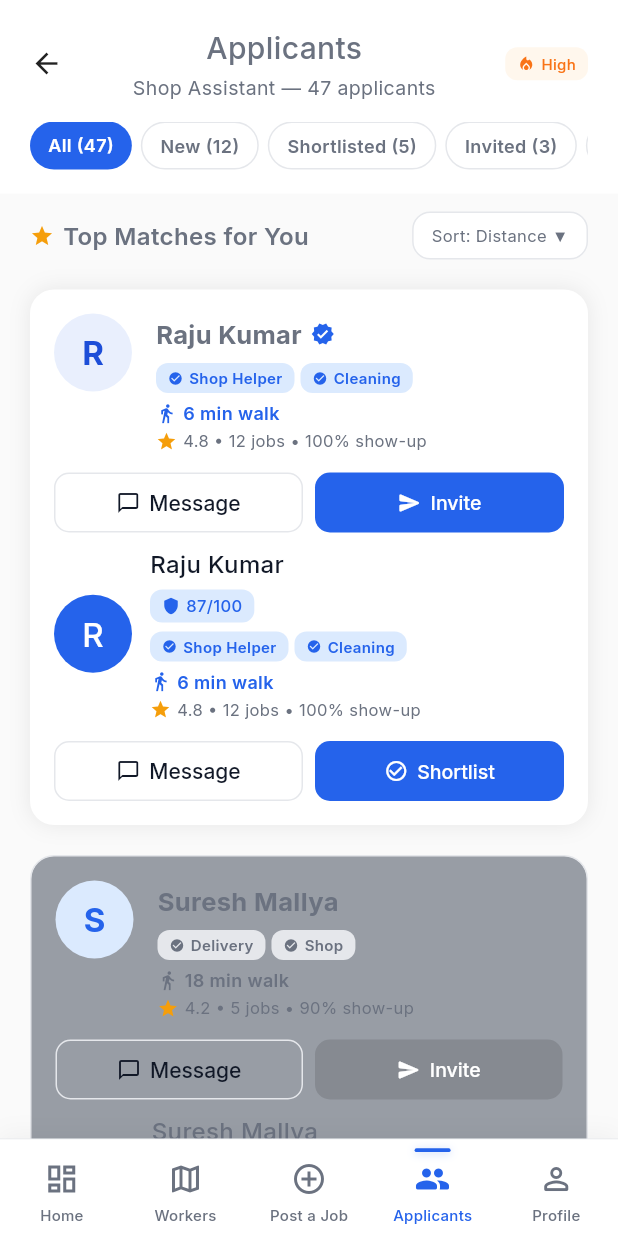
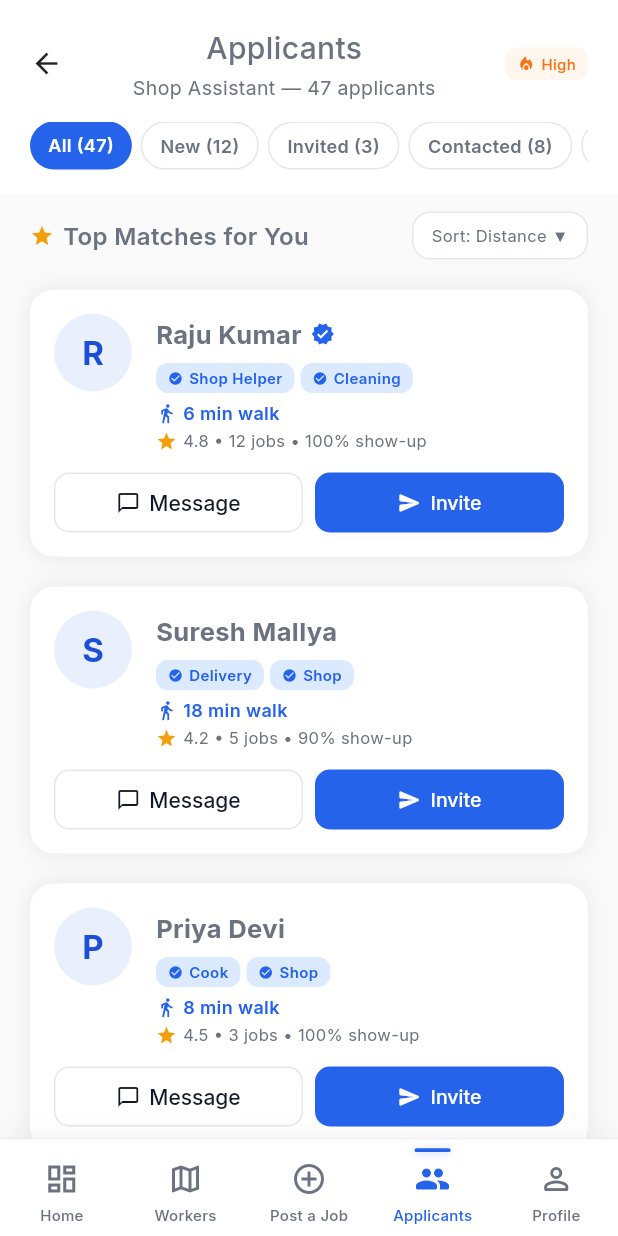
Before and after one commit to SyedMsidsm/Xypheria-Membrane-EmployeMe, a Flutter app: the ViewApplicants screen opened by its route, on a phone screen of 412 x 824 dp. Run offline on Flutter 3.47's test engine with Material 3 defaults, Android fonts, the phone set to English and light mode, and no system bars; our stand-ins replace flutter_map, geolocator, google_fonts, image_picker, latlong2, percent_indicator and 1 more; accounts and stored records are empty.

Commit message:
Cleanup ViewApplicants: Remove Shortlist button and consolidate UI

```diff
--- a/employme_flutter/lib/providers/app_state.dart
+++ b/employme_flutter/lib/providers/app_state.dart
@@ -390,22 +390,6 @@ class AppState extends ChangeNotifier {
     }
   }
 
-  void shortlistApplicant(String applicantName) {
-    // 1. Find applicant and set status
-    final index = _applicants.indexWhere((a) => a['name'] == applicantName);
-    if (index != -1) {
-      _applicants[index] = {
-        ..._applicants[index],
-        'status': 'Shortlisted',
-      };
-    }
-
-    // 2. Automate a chat message
-    final chatId = getChatId(applicantName);
-    sendMessage(chatId, "Congratulations! You have been shortlisted for the Shop Assistant role. I will contact you soon.");
-
-    notifyListeners();
-  }
 
   // ── Localization ──
   String tr(String key, {Map<String, dynamic>? args}) {
--- a/employme_flutter/lib/screens/employer/view_applicants.dart
+++ b/employme_flutter/lib/screens/employer/view_applicants.dart
@@ -32,7 +32,7 @@ class _ViewApplicantsState extends State<ViewApplicants> {
     Row(children: [GestureDetector(onTap: () => Navigator.pop(context), child: const Icon(Icons.arrow_back, size: 22)), const Expanded(child: Column(children: [Text('Applicants', style: TextStyle(fontSize: 20, fontWeight: FontWeight.w500)), Text('Shop Assistant — 47 applicants', style: TextStyle(fontSize: 13, color: AppColors.textSecondary))])),
       Container(padding: const EdgeInsets.symmetric(horizontal: 8, vertical: 3), decoration: BoxDecoration(color: const Color(0xFFFFF7ED), borderRadius: BorderRadius.circular(8)), child: Row(mainAxisSize: MainAxisSize.min, children: [const Icon(Icons.local_fire_department, size: 12, color: Color(0xFFF97316)), const SizedBox(width: 4), const Text('High', style: TextStyle(fontSize: 10, fontWeight: FontWeight.w500, color: Color(0xFFF97316)))]))]),
     const SizedBox(height: 12),
-    SizedBox(height: 32, child: ListView(scrollDirection: Axis.horizontal, children: ['All (47)', 'New (12)', 'Shortlisted (5)', 'Invited (3)', 'Contacted (8)', 'Hired (2)'].map((t) {
+    SizedBox(height: 32, child: ListView(scrollDirection: Axis.horizontal, children: ['All (47)', 'New (12)', 'Invited (3)', 'Contacted (8)', 'Hired (2)'].map((t) {
       final id = t.split(' ')[0]; final active = _tab == id;
       return Padding(padding: const EdgeInsets.only(right: 6), child: GestureDetector(onTap: () => setState(() => _tab = id),
         child: Container(padding: const EdgeInsets.symmetric(horizontal: 12, vertical: 6), decoration: BoxDecoration(color: active ? AppColors.primary : AppColors.card, borderRadius: BorderRadius.circular(20), border: active ? null : Border.all(color: AppColors.border)),
@@ -47,31 +47,27 @@ class _ViewApplicantsState extends State<ViewApplicants> {
   ]));
 
   Widget _applicantCard(BuildContext context, AppState state, Map<String, dynamic> a) {
-    final bool isBest = a['bestMatch'] as bool;
-    final bool isShortlisted = a['status'] == 'Shortlisted';
     final bool isInvited = a['status'] == 'Invited';
 
     return Container(
       margin: const EdgeInsets.fromLTRB(20, 20, 20, 0),
       decoration: BoxDecoration(
-        color: (isShortlisted || isInvited) ? AppColors.navyLighter.withOpacity(0.5) : AppColors.card,
+        color: isInvited ? AppColors.navyLighter.withOpacity(0.5) : AppColors.card,
         borderRadius: BorderRadius.circular(16),
-        boxShadow: (isShortlisted || isInvited) ? null : [BoxShadow(color: Colors.black.withOpacity(0.08), blurRadius: 12)],
-        border: (isShortlisted || isInvited) ? Border.all(color: AppColors.border) : null,
+        boxShadow: isInvited ? null : [BoxShadow(color: Colors.black.withOpacity(0.08), blurRadius: 12)],
+        border: isInvited ? Border.all(color: AppColors.border) : null,
       ),
-      child: Stack(
-        children: [
-          Padding(
+      child: Padding(
         padding: const EdgeInsets.all(16),
         child: Column(crossAxisAlignment: CrossAxisAlignment.start, children: [
           Row(crossAxisAlignment: CrossAxisAlignment.start, children: [
-                Container(width: 52, height: 52, decoration: BoxDecoration(color: isShortlisted ? AppColors.primaryLight : AppColors.primary.withOpacity(0.1), shape: BoxShape.circle), alignment: Alignment.center, child: Text(a['initial'], style: TextStyle(fontSize: 22, fontWeight: FontWeight.w700, color: isShortlisted ? AppColors.primary : AppColors.primaryDark))),
+            Container(width: 52, height: 52, decoration: BoxDecoration(color: isInvited ? AppColors.primaryLight : AppColors.primary.withOpacity(0.1), shape: BoxShape.circle), alignment: Alignment.center, child: Text(a['initial'], style: TextStyle(fontSize: 22, fontWeight: FontWeight.w700, color: isInvited ? AppColors.primary : AppColors.primaryDark))),
             const SizedBox(width: 16),
             Expanded(child: Column(crossAxisAlignment: CrossAxisAlignment.start, children: [
               Row(children: [Text(a['name'], style: const TextStyle(fontSize: 17, fontWeight: FontWeight.w700)), if (a['trustScore'] > 80) const Padding(padding: EdgeInsets.only(left: 6), child: Icon(Icons.verified, size: 16, color: AppColors.primary))]),
-                  const SizedBox(height: 6), Wrap(spacing: 4, children: (a['skills'] as List<String>).map((s) => Container(padding: const EdgeInsets.symmetric(horizontal: 8, vertical: 2), decoration: BoxDecoration(color: (isShortlisted || isInvited) ? AppColors.border : AppColors.primaryLight, borderRadius: BorderRadius.circular(8)),
-                    child: Row(mainAxisSize: MainAxisSize.min, children: [Icon(Icons.check_circle, size: 10, color: (isShortlisted || isInvited) ? AppColors.caption : AppColors.primary), const SizedBox(width: 4), Text(s, style: TextStyle(fontSize: 10, fontWeight: FontWeight.w600, color: (isShortlisted || isInvited) ? AppColors.caption : AppColors.primary))]))).toList()),
-                  const SizedBox(height: 4), Row(children: [Icon(Icons.directions_walk, size: 14, color: (isShortlisted || isInvited) ? AppColors.caption : AppColors.primary), const SizedBox(width: 4), Text('${a['distance']}', style: TextStyle(fontSize: 12, color: (isShortlisted || isInvited) ? AppColors.caption : AppColors.primary, fontWeight: FontWeight.w600))]),
+              const SizedBox(height: 6), Wrap(spacing: 4, children: (a['skills'] as List<String>).map((s) => Container(padding: const EdgeInsets.symmetric(horizontal: 8, vertical: 2), decoration: BoxDecoration(color: isInvited ? AppColors.border : AppColors.primaryLight, borderRadius: BorderRadius.circular(8)),
+                child: Row(mainAxisSize: MainAxisSize.min, children: [Icon(Icons.check_circle, size: 10, color: isInvited ? AppColors.caption : AppColors.primary), const SizedBox(width: 4), Text(s, style: TextStyle(fontSize: 10, fontWeight: FontWeight.w600, color: isInvited ? AppColors.caption : AppColors.primary))]))).toList()),
+              const SizedBox(height: 4), Row(children: [Icon(Icons.directions_walk, size: 14, color: isInvited ? AppColors.caption : AppColors.primary), const SizedBox(width: 4), Text('${a['distance']}', style: TextStyle(fontSize: 12, color: isInvited ? AppColors.caption : AppColors.primary, fontWeight: FontWeight.w600))]),
               Row(children: [
                 const Icon(Icons.star, size: 14, color: Color(0xFFF59E0B)),
                 const SizedBox(width: 4),
@@ -86,52 +82,17 @@ class _ViewApplicantsState extends State<ViewApplicants> {
               style: OutlinedButton.styleFrom(shape: RoundedRectangleBorder(borderRadius: BorderRadius.circular(10))), child: Row(mainAxisAlignment: MainAxisAlignment.center, children: const [Icon(Icons.chat_bubble_outline, size: 16), SizedBox(width: 6), Text('Message')])))),
             const SizedBox(width: 8),
             Expanded(flex: 3, child: SizedBox(height: 40, child: ElevatedButton(
-                  onPressed: (isShortlisted || isInvited) ? null : () => state.inviteApplicant(a['name']),
-                  style: ElevatedButton.styleFrom(backgroundColor: (isShortlisted || isInvited) ? AppColors.border : AppColors.primary, shape: RoundedRectangleBorder(borderRadius: BorderRadius.circular(10))),
+              onPressed: isInvited ? null : () => state.inviteApplicant(a['name']),
+              style: ElevatedButton.styleFrom(backgroundColor: isInvited ? AppColors.border : AppColors.primary, shape: RoundedRectangleBorder(borderRadius: BorderRadius.circular(10))),
               child: Row(mainAxisAlignment: MainAxisAlignment.center, children: [
                 Icon(isInvited ? Icons.mail : Icons.send_rounded, size: 16, color: Colors.white),
                 const SizedBox(width: 6),
                 Flexible(child: Text(isInvited ? 'Invited' : 'Invite', style: const TextStyle(color: Colors.white, fontSize: 13), overflow: TextOverflow.ellipsis))
               ])))),
           ]),
-              const SizedBox(height: 8),
-              Row(children: [
-                Container(width: 52, height: 52, decoration: BoxDecoration(shape: BoxShape.circle, color: isShortlisted ? AppColors.caption : (a['bestMatch'] as bool ? AppColors.primary : AppColors.info)),
-                  alignment: Alignment.center, child: Text(a['initial'] as String, style: const TextStyle(fontSize: 22, fontWeight: FontWeight.w500, color: Colors.white))),
-                const SizedBox(width: 12),
-                Expanded(child: Column(crossAxisAlignment: CrossAxisAlignment.start, children: [
-                  Text(a['name'] as String, style: TextStyle(fontSize: 16, fontWeight: FontWeight.w500, color: isShortlisted ? AppColors.textSecondary : AppColors.text)),
-                  const SizedBox(height: 4), Container(padding: const EdgeInsets.symmetric(horizontal: 8, vertical: 2), decoration: BoxDecoration(color: isShortlisted ? AppColors.border : AppColors.primaryLight, borderRadius: BorderRadius.circular(8)),
-                    child: Row(mainAxisSize: MainAxisSize.min, children: [Icon(Icons.shield, size: 12, color: isShortlisted ? AppColors.caption : AppColors.primary), const SizedBox(width: 4), Text('${a['trustScore']}/100', style: TextStyle(fontSize: 11, fontWeight: FontWeight.w500, color: isShortlisted ? AppColors.caption : AppColors.primary))])),
-                  const SizedBox(height: 6), Wrap(spacing: 4, children: (a['skills'] as List<String>).map((s) => Container(padding: const EdgeInsets.symmetric(horizontal: 8, vertical: 2), decoration: BoxDecoration(color: isShortlisted ? AppColors.border : AppColors.primaryLight, borderRadius: BorderRadius.circular(8)),
-                    child: Row(mainAxisSize: MainAxisSize.min, children: [Icon(Icons.check_circle, size: 10, color: isShortlisted ? AppColors.caption : AppColors.primary), const SizedBox(width: 4), Text(s, style: TextStyle(fontSize: 10, fontWeight: FontWeight.w600, color: isShortlisted ? AppColors.caption : AppColors.primary))]))).toList()),
-                  const SizedBox(height: 4), Row(children: [Icon(Icons.directions_walk, size: 14, color: isShortlisted ? AppColors.caption : AppColors.primary), const SizedBox(width: 4), Text('${a['distance']}', style: TextStyle(fontSize: 12, color: isShortlisted ? AppColors.caption : AppColors.primary, fontWeight: FontWeight.w600))]),
-                  Row(children: [
-                    const Icon(Icons.star, size: 14, color: Color(0xFFF59E0B)),
-                    const SizedBox(width: 4),
-                    Expanded(child: Text('${a['rating']} • ${a['jobsDone']} jobs • ${a['showUp']} show-up', style: const TextStyle(fontSize: 11, color: AppColors.caption), overflow: TextOverflow.ellipsis)),
         ]),
-                ])),
-              ]),
-              const SizedBox(height: 12),
-              Row(children: [
-                Expanded(flex: 3, child: SizedBox(height: 40, child: OutlinedButton(
-                  onPressed: () => Navigator.pushNamed(context, '/chat', arguments: a['name']),
-                  style: OutlinedButton.styleFrom(shape: RoundedRectangleBorder(borderRadius: BorderRadius.circular(10))), child: Row(mainAxisAlignment: MainAxisAlignment.center, children: const [Icon(Icons.chat_bubble_outline, size: 16), SizedBox(width: 6), Text('Message')])))),
-                const SizedBox(width: 8),
-                Expanded(flex: 3, child: SizedBox(height: 40, child: ElevatedButton(
-                  onPressed: isShortlisted ? null : () => context.read<AppState>().shortlistApplicant(a['name']),
-                  style: ElevatedButton.styleFrom(backgroundColor: isShortlisted ? AppColors.border : AppColors.primary, shape: RoundedRectangleBorder(borderRadius: BorderRadius.circular(10))),
-                  child: Row(mainAxisAlignment: MainAxisAlignment.center, children: [
-                    Icon(isShortlisted ? Icons.check_circle : Icons.check_circle_outline, size: 16, color: Colors.white),
-                    const SizedBox(width: 6),
-                    Flexible(child: Text(isShortlisted ? 'Shortlisted' : 'Shortlist', style: const TextStyle(color: Colors.white, fontSize: 13), overflow: TextOverflow.ellipsis))
-                  ])))),
-              ]),
-            ]),
-          ),
-        ],
       ),
     );
   }
 }
+}
```
Lines whose indentation alone changed are shown as unchanged.
